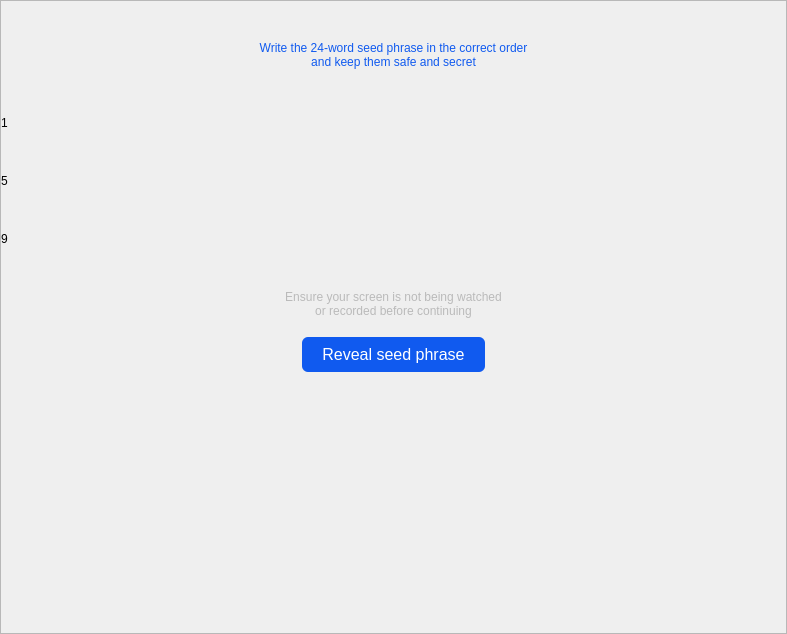
Qt form src/qt/forms/tutorialmnemoniccode.ui (devaultcrypto/devault) before a commit.
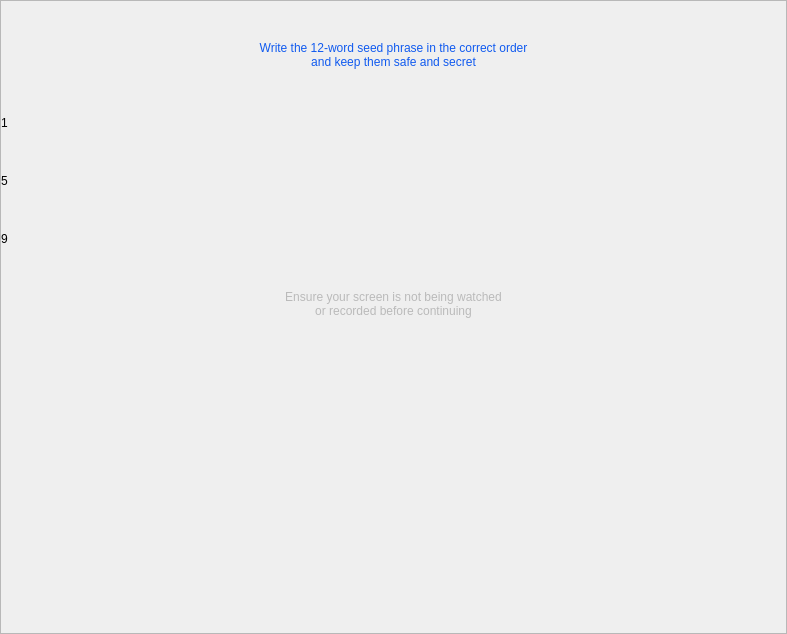
The same form after that commit.

The edit to the form file:
```diff
--- a/src/qt/forms/tutorialmnemoniccode.ui
+++ b/src/qt/forms/tutorialmnemoniccode.ui
@@ -84,7 +84,7 @@
          <string notr="true">color:#105aef;</string>
         </property>
         <property name="text">
-         <string>Write the 24-word seed phrase in the correct order
+         <string>Write the 12-word seed phrase in the correct order
 and keep them safe and secret
 </string>
         </property>
@@ -212,55 +212,6 @@
         </property>
        </widget>
       </item>
-      <item alignment="Qt::AlignHCenter">
-       <widget class="QPushButton" name="btnReveal">
-        <property name="sizePolicy">
-         <sizepolicy hsizetype="Maximum" vsizetype="Maximum">
-          <horstretch>0</horstretch>
-          <verstretch>0</verstretch>
-         </sizepolicy>
-        </property>
-        <property name="maximumSize">
-         <size>
-          <width>200</width>
-          <height>40</height>
-         </size>
-        </property>
-        <property name="layoutDirection">
-         <enum>Qt::LeftToRight</enum>
-        </property>
-        <property name="autoFillBackground">
-         <bool>false</bool>
-        </property>
-        <property name="styleSheet">
-         <string notr="true">#btnReveal {
-border-radius: 6px;
-color: #FFFFFF;
-font-size: 16px;
-background-color:#105aef;
-line-height:10px;
-padding:8 20 8 20;
-}
-
-#btnReveal:hover {
-  background-color:#0e45b4;
-}
-
-#btnReveal:disabled {
-color: #bababa;
-background-color:#ffffff;
-border-color:#105aef;
-border:1px solid #bababa;
-}</string>
-        </property>
-        <property name="text">
-         <string>Reveal seed phrase</string>
-        </property>
-        <property name="autoRepeat">
-         <bool>false</bool>
-        </property>
-       </widget>
-      </item>
       <item>
        <spacer name="verticalSpacer_4">
         <property name="orientation">
```
